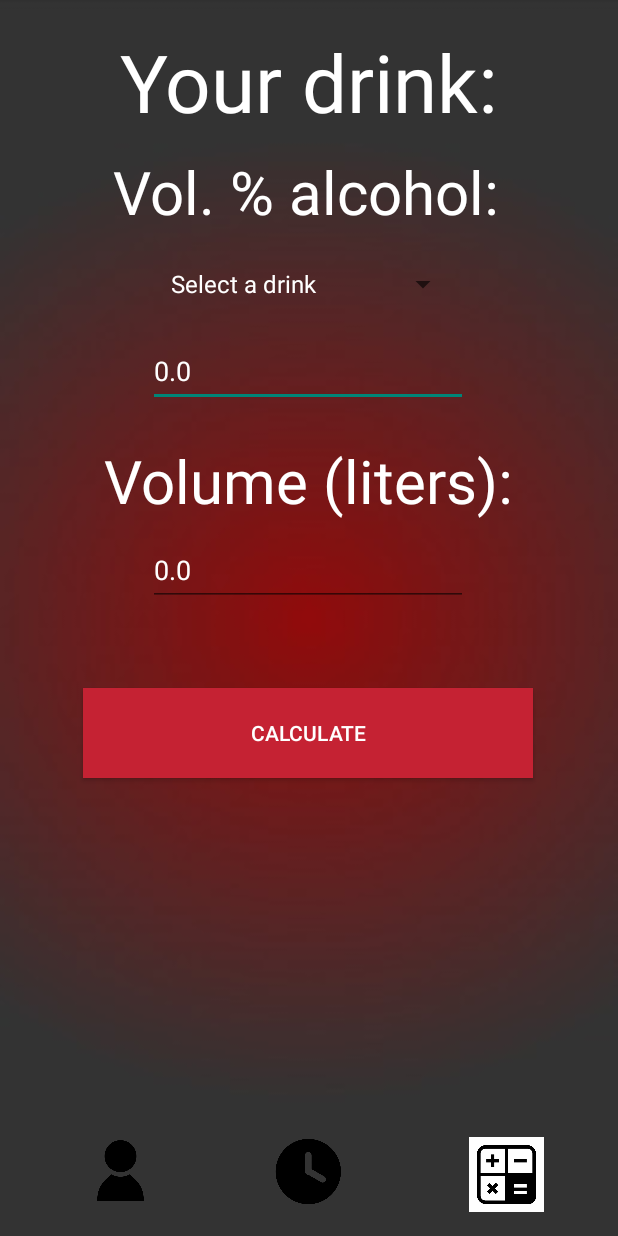
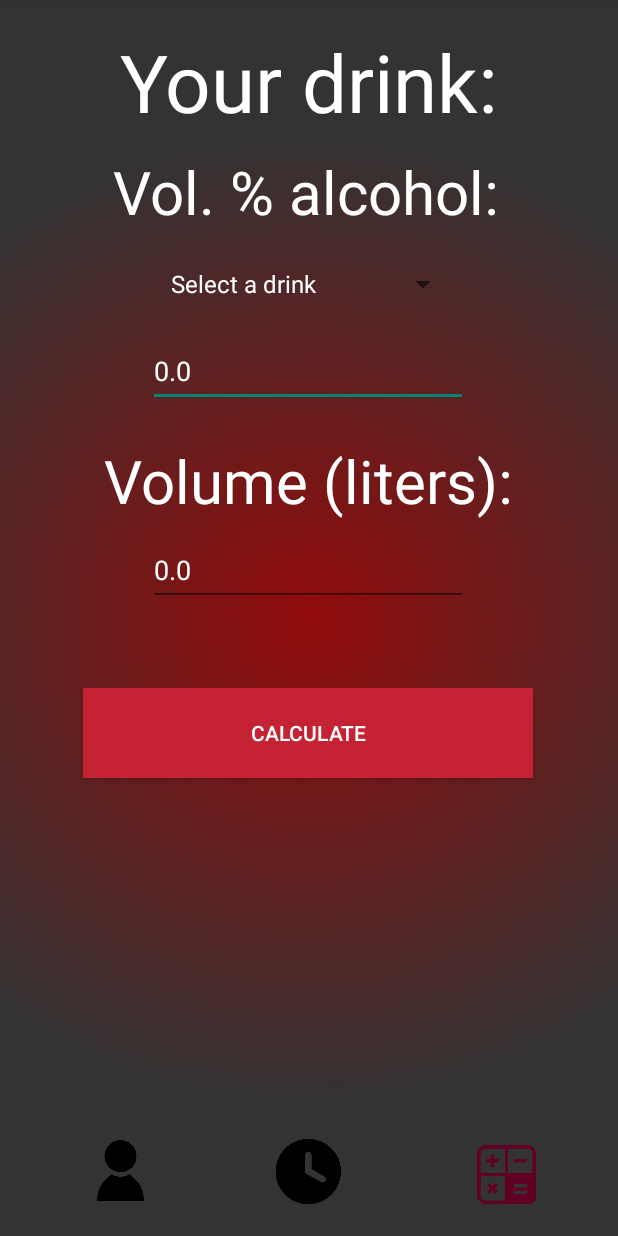
Before and after one commit to jeffthechristian/MPI2-COURSEWORK, an Android app: the AlcoholCalculator screen opened directly, with no data from a screen before it, on a phone screen of 412 x 824 dp. Run offline under Robolectric (Android 15) with nearby library versions, the phone set to English and light mode, and no system bars; our stand-ins replace Firebase (no records; nobody signed in at launch, a user with empty details on screens opened directly).

Commit message:
colors for active nav
MEWO

```diff
--- a/Alcholator/app/src/main/res/layout/activity_alcohol_calculator.xml
+++ b/Alcholator/app/src/main/res/layout/activity_alcohol_calculator.xml
@@ -146,7 +146,7 @@
         android:layout_marginStart="16dp"
         android:layout_marginEnd="16dp"
         android:layout_marginBottom="16dp"
-        android:background="@android:color/white"
+        android:background="@android:color/transparent"
         android:scaleType="fitCenter"
         app:layout_constraintBottom_toBottomOf="parent"
         app:layout_constraintEnd_toEndOf="parent"
@@ -154,6 +154,6 @@
         app:layout_constraintStart_toStartOf="parent"
         app:layout_constraintTop_toTopOf="parent"
         app:layout_constraintVertical_bias="1.0"
-        app:srcCompat="@drawable/calc_png" />
+        app:srcCompat="@drawable/calc_png_red" />
 
 </androidx.constraintlayout.widget.ConstraintLayout>
--- a/Alcholator/app/src/main/res/layout/activity_data_input.xml
+++ b/Alcholator/app/src/main/res/layout/activity_data_input.xml
@@ -148,7 +148,7 @@
     app:layout_constraintStart_toStartOf="parent"
     app:layout_constraintTop_toTopOf="parent"
     app:layout_constraintVertical_bias="0.977"
-    app:srcCompat="@drawable/profile_png" />
+    app:srcCompat="@drawable/profile_png_red" />
 
     <ImageButton
         android:id="@+id/show_history"
--- a/Alcholator/app/src/main/res/layout/activity_history.xml
+++ b/Alcholator/app/src/main/res/layout/activity_history.xml
@@ -53,10 +53,10 @@
             android:id="@+id/show_history"
             android:layout_width="50dp"
             android:layout_height="50dp"
+            android:background="@android:color/transparent"
             android:layout_weight="1"
-            android:background="@android:color/white"
             android:scaleType="fitCenter"
-            app:srcCompat="@drawable/history_png" />
+            app:srcCompat="@drawable/history_png_red" />
 
         <ImageButton
             android:id="@+id/calculate"
--- a/Alcholator/app/src/main/res/layout/activity_profile.xml
+++ b/Alcholator/app/src/main/res/layout/activity_profile.xml
@@ -68,7 +68,7 @@
         android:id="@+id/profile"
         android:layout_width="50dp"
         android:layout_height="50dp"
-        android:background="@android:color/white"
+        android:background="@android:color/transparent"
         android:scaleType="fitCenter"
         app:layout_constraintBottom_toBottomOf="parent"
         app:layout_constraintEnd_toEndOf="parent"
@@ -76,7 +76,7 @@
         app:layout_constraintStart_toStartOf="parent"
         app:layout_constraintTop_toTopOf="parent"
         app:layout_constraintVertical_bias="0.977"
-        app:srcCompat="@drawable/profile_png" />
+        app:srcCompat="@drawable/profile_png_red" />
 
     <ImageButton
         android:id="@+id/show_history"
--- a/Alcholator/app/src/main/res/layout/activity_result.xml
+++ b/Alcholator/app/src/main/res/layout/activity_result.xml
@@ -258,7 +258,7 @@
         app:layout_constraintStart_toStartOf="parent"
         app:layout_constraintTop_toTopOf="parent"
         app:layout_constraintVertical_bias="1.0"
-        app:srcCompat="@drawable/calc_png" />
+        app:srcCompat="@drawable/calc_png_red" />
 
     <TextView
         android:id="@+id/candrivetext3"
```
Also changed, not shown: Alcholator/app/src/main/res/drawable/calc_png_inv.png (added), Alcholator/app/src/main/res/drawable/calc_png_red.png (added), Alcholator/app/src/main/res/drawable/history_png_inv.png (added), Alcholator/app/src/main/res/drawable/history_png_red.png (added), Alcholator/app/src/main/res/drawable/profile_png_inv.png (added), Alcholator/app/src/main/res/drawable/profile_png_red.png (added).
